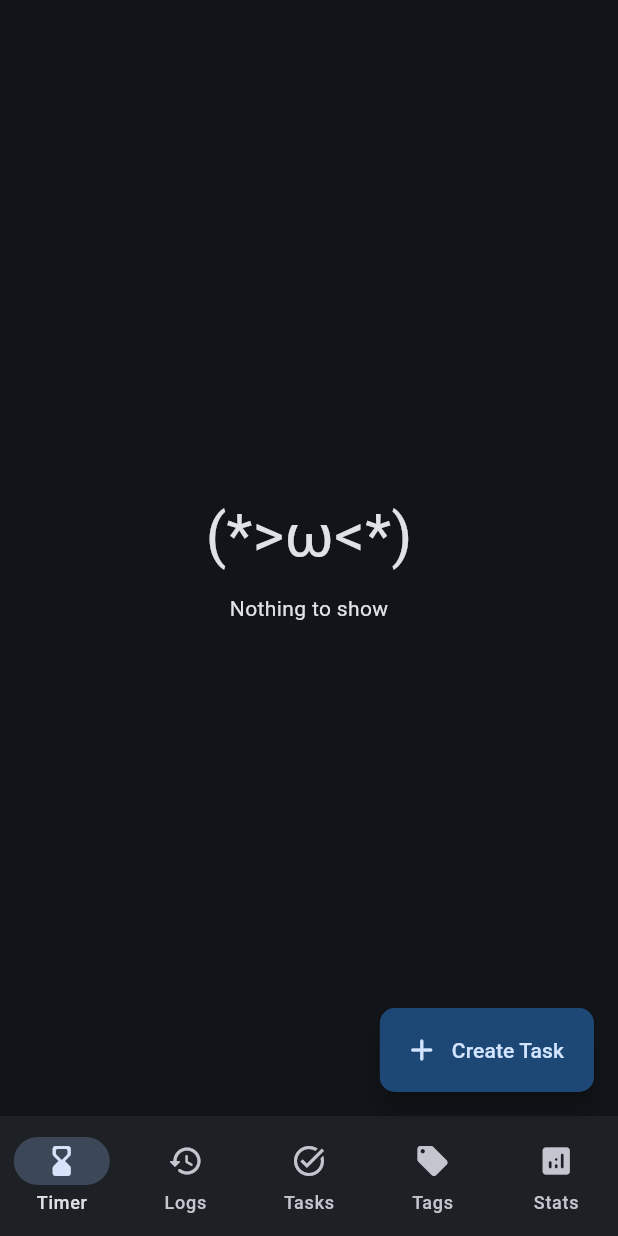
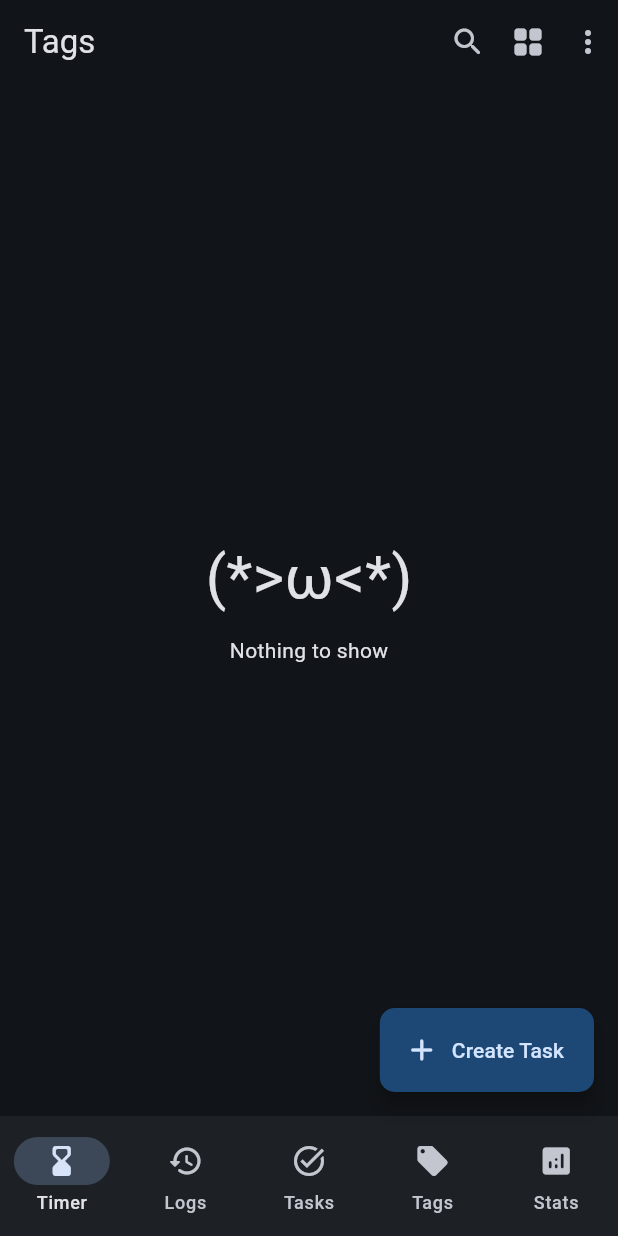
Before and after one commit to siddharthroy12/timebrew, a Flutter app: the screen it shows after launch, swiped to page 4, on a phone screen of 412 x 824 dp. Run offline on Flutter 3.47's test engine with Material 3 defaults, Android fonts, the phone set to English and light mode, and no system bars; drawn by our look-alikes of dynamic_color; our stand-ins replace animated_flip_counter, file_picker, isar, permission_handler, syncfusion_flutter_charts; accounts and stored records are empty; generated files the repository leaves out were written again.

Commit message:
did something

```diff
--- a/lib/tabs/tabs.dart
+++ b/lib/tabs/tabs.dart
@@ -132,9 +132,7 @@ class _TabsState extends State<Tabs> with SingleTickerProviderStateMixin {
                 TasksPage(
                   searchString: '',
                 ),
-                Tags(
-                  searchString: '',
-                ),
+                Tags(),
                 Stats(),
               ],
             ),
--- a/lib/tabs/tags.dart
+++ b/lib/tabs/tags.dart
@@ -9,14 +9,13 @@ import 'package:timebrew/services/isar_service.dart';
 import 'package:timebrew/popups/create_tag.dart';
 import 'package:timebrew/tabs/tasks.dart';
 import 'package:timebrew/utils.dart';
+import 'package:timebrew/widgets/app_bar_menu_button.dart';
+import 'package:timebrew/widgets/conditional.dart';
 import 'package:timebrew/widgets/no_data_emoji.dart';
 
 class Tags extends StatefulWidget {
-  final String searchString;
-
   const Tags({
     super.key,
-    required this.searchString,
   });
 
   @override
@@ -29,6 +28,9 @@ class _TagsState extends State<Tags> {
   List<Tag>? _tags = [];
   bool _isLoading = true;
   late StreamSubscription _tagStreamSubscription;
+  String _searchQuery = "";
+  bool _searchMode = false;
+  final TextEditingController _searchInputController = TextEditingController();
 
   @override
   void initState() {
@@ -67,6 +69,73 @@ class _TagsState extends State<Tags> {
 
   @override
   Widget build(BuildContext context) {
+    final filteredList = _tags!
+        .where(
+          (element) => element.name.toLowerCase().contains(
+                _searchQuery.toLowerCase(),
+              ),
+        )
+        .toList();
+
+    return Scaffold(
+      appBar: AppBar(
+          scrolledUnderElevation: 0,
+          titleSpacing: _searchMode ? 5 : null,
+          title: Conditional(
+            condition: _searchMode,
+            ifFalse: const Text('Tags'),
+            ifTrue: Row(
+              children: [
+                IconButton(
+                  onPressed: () {
+                    setState(() {
+                      _searchMode = false;
+                      _searchQuery = "";
+                      _searchInputController.text = "";
+                    });
+                  },
+                  icon: const Icon(Icons.arrow_back),
+                ),
+                Expanded(
+                  child: TextField(
+                    controller: _searchInputController,
+                    onChanged: (text) {
+                      setState(() {
+                        _searchQuery = text;
+                      });
+                    },
+                    autofocus: true,
+                    decoration: const InputDecoration(
+                      hintText: 'Search...',
+                      border: InputBorder.none,
+                      enabledBorder: InputBorder.none,
+                      focusedBorder: InputBorder.none,
+                      contentPadding: EdgeInsets.zero,
+                    ),
+                  ),
+                )
+              ],
+            ),
+          ),
+          actions: [
+            Conditional(
+              condition: _searchMode,
+              ifFalse: IconButton(
+                onPressed: () {
+                  setState(() {
+                    _searchMode = true;
+                  });
+                },
+                icon: const Icon(Icons.search_rounded),
+              ),
+            ),
+            IconButton(
+              onPressed: () {},
+              icon: const Icon(Icons.grid_view_rounded),
+            ),
+            const AppBarMenuButton(),
+          ]),
+      body: Builder(builder: (context) {
         if (_tags == null) {
           return const Center(
             child: CircularProgressIndicator(),
@@ -77,14 +146,6 @@ class _TagsState extends State<Tags> {
             child: CircularProgressIndicator(),
           );
         }
-    final filteredList = _tags!
-        .where(
-          (element) => element.name.toLowerCase().contains(
-                widget.searchString.toLowerCase(),
-              ),
-        )
-        .toList();
-
         if (filteredList.isEmpty) {
           return const NoDataEmoji();
         }
@@ -103,6 +164,8 @@ class _TagsState extends State<Tags> {
               color: HexColor.fromHex(tag.color),
             );
           },
+        );
+      }),
     );
   }
 }
@@ -123,6 +186,9 @@ class TagEntry extends StatelessWidget {
 
   @override
   Widget build(BuildContext context) {
+    EdgeInsets padding =
+        const EdgeInsets.only(top: 10, bottom: 10, left: 15, right: 10);
+
     return ListTile(
       onTap: () {
         Navigator.of(context).push(
@@ -136,25 +202,19 @@ class TagEntry extends StatelessWidget {
           ),
         );
       },
-      contentPadding: const EdgeInsets.symmetric(vertical: 10, horizontal: 20),
+      contentPadding: padding,
       leading: Container(
         decoration: BoxDecoration(
           borderRadius: BorderRadius.circular(50),
           color: color,
         ),
         child: SizedBox(
-          width: 40,
-          height: 40,
+          width: 45,
+          height: 45,
           child: Center(
-            child: Text(
-              "#",
-              style: TextStyle(
-                fontSize: 20,
-                fontWeight: FontWeight.bold,
-                color: color.computeLuminance() >= 0.5
-                    ? Colors.black
-                    : Colors.white,
-              ),
+            child: Icon(
+              Icons.local_offer_rounded,
+              color: Colors.black.withOpacity(0.8),
             ),
           ),
         ),
--- a/lib/tabs/tasks.dart
+++ b/lib/tabs/tasks.dart
@@ -38,6 +38,7 @@ class _TasksPageState extends State<TasksPage> {
     return Scaffold(
       appBar: AppBar(
         scrolledUnderElevation: 0,
+        titleSpacing: _searchMode ? 5 : null,
         title: Conditional(
           condition: _searchMode,
           ifFalse: const Text('Tasks'),
```
Also changed, not shown: lib/tabs/stats.dart (+82 -25 lines), lib/tabs/timelogs.dart (+17 -2 lines), lib/utils.dart (+15 -16 lines). Lines whose indentation alone changed are shown as unchanged.
